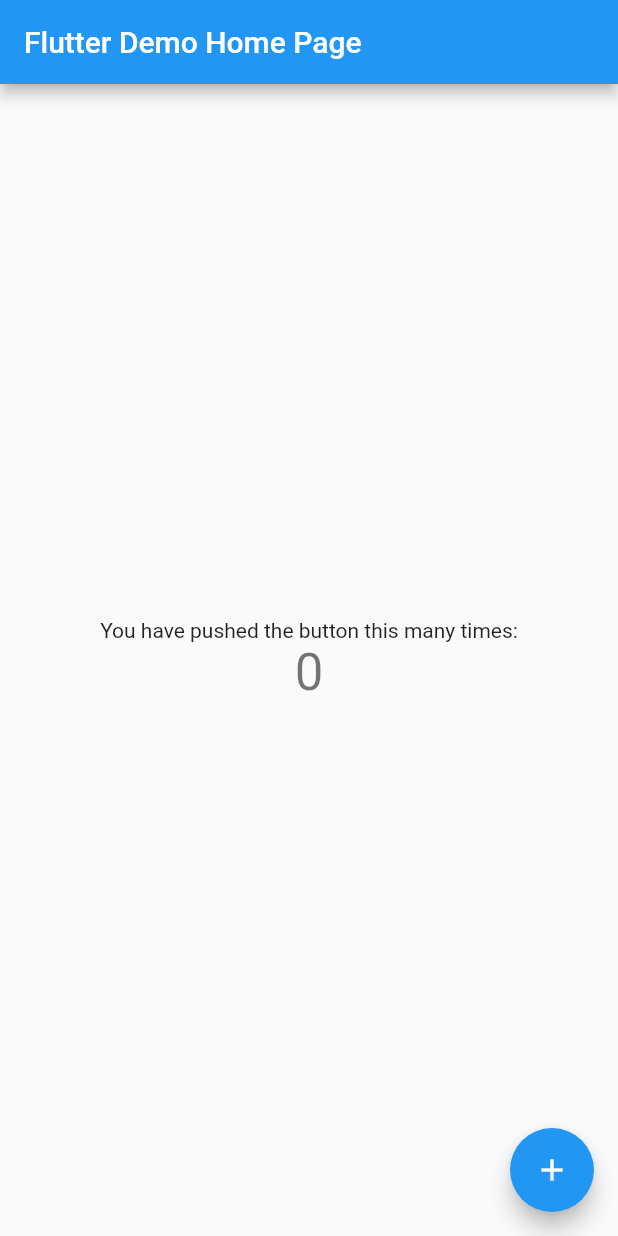
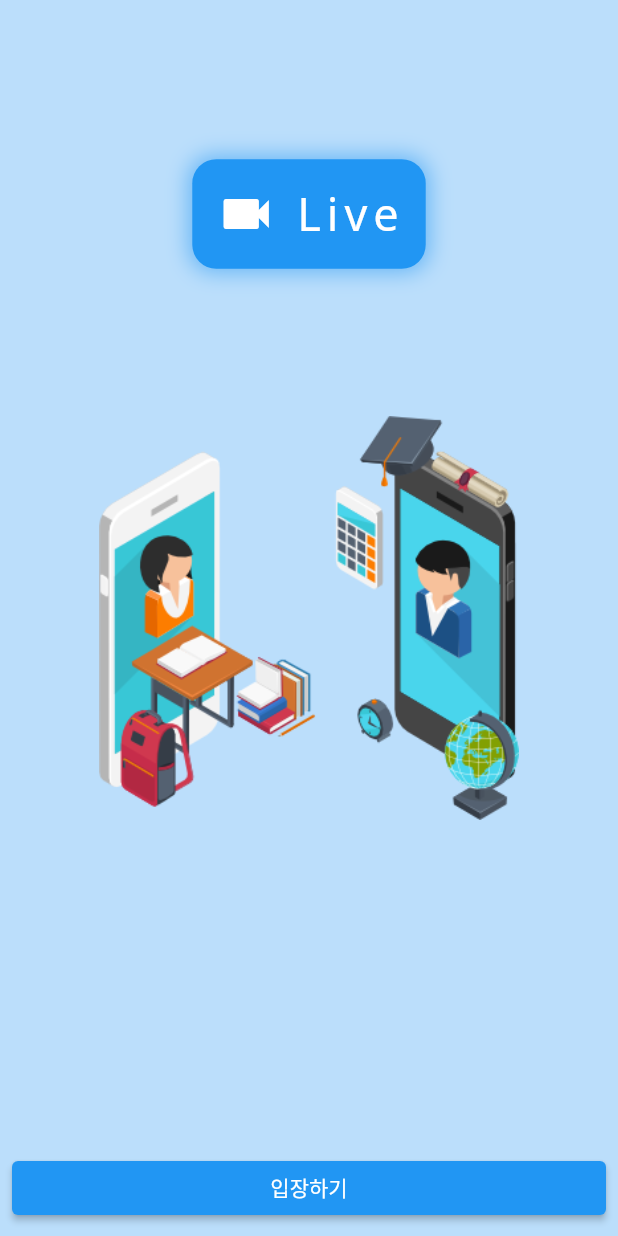
Before and after one commit to Bullets-jyr/video_call, a Flutter app: the screen it shows after launch, on a phone screen of 412 x 824 dp. Run offline on Flutter 3.47's test engine with Material 2 defaults, Android fonts, the phone set to English and light mode, and no system bars.

Commit message:
HomeScreen 설계

```diff
--- a/lib/main.dart
+++ b/lib/main.dart
@@ -1,115 +1,14 @@
 import 'package:flutter/material.dart';
+import 'package:video_call/screen/home_screen.dart';
 
 void main() {
-  runApp(const MyApp());
+  runApp(
+    MaterialApp(
+      debugShowCheckedModeBanner: false,
+      theme: ThemeData(
+        fontFamily: 'NotoSans',
+      ),
+      home: HomeScreen(),
+    ),
+  );
 }
-
-class MyApp extends StatelessWidget {
-  const MyApp({super.key});
-
-  // This widget is the root of your application.
-  @override
-  Widget build(BuildContext context) {
-    return MaterialApp(
-      title: 'Flutter Demo',
-      theme: ThemeData(
-        // This is the theme of your application.
-        //
-        // Try running your application with "flutter run". You'll see the
-        // application has a blue toolbar. Then, without quitting the app, try
-        // changing the primarySwatch below to Colors.green and then invoke
-        // "hot reload" (press "r" in the console where you ran "flutter run",
-        // or simply save your changes to "hot reload" in a Flutter IDE).
-        // Notice that the counter didn't reset back to zero; the application
-        // is not restarted.
-        primarySwatch: Colors.blue,
-      ),
-      home: const MyHomePage(title: 'Flutter Demo Home Page'),
-    );
-  }
-}
-
-class MyHomePage extends StatefulWidget {
-  const MyHomePage({super.key, required this.title});
-
-  // This widget is the home page of your application. It is stateful, meaning
-  // that it has a State object (defined below) that contains fields that affect
-  // how it looks.
-
-  // This class is the configuration for the state. It holds the values (in this
-  // case the title) provided by the parent (in this case the App widget) and
-  // used by the build method of the State. Fields in a Widget subclass are
-  // always marked "final".
-
-  final String title;
-
-  @override
-  State<MyHomePage> createState() => _MyHomePageState();
-}
-
-class _MyHomePageState extends State<MyHomePage> {
-  int _counter = 0;
-
-  void _incrementCounter() {
-    setState(() {
-      // This call to setState tells the Flutter framework that something has
-      // changed in this State, which causes it to rerun the build method below
-      // so that the display can reflect the updated values. If we changed
-      // _counter without calling setState(), then the build method would not be
-      // called again, and so nothing would appear to happen.
-      _counter++;
-    });
-  }
-
-  @override
-  Widget build(BuildContext context) {
-    // This method is rerun every time setState is called, for instance as done
-    // by the _incrementCounter method above.
-    //
-    // The Flutter framework has been optimized to make rerunning build methods
-    // fast, so that you can just rebuild anything that needs updating rather
-    // than having to individually change instances of widgets.
-    return Scaffold(
-      appBar: AppBar(
-        // Here we take the value from the MyHomePage object that was created by
-        // the App.build method, and use it to set our appbar title.
-        title: Text(widget.title),
-      ),
-      body: Center(
-        // Center is a layout widget. It takes a single child and positions it
-        // in the middle of the parent.
-        child: Column(
-          // Column is also a layout widget. It takes a list of children and
-          // arranges them vertically. By default, it sizes itself to fit its
-          // children horizontally, and tries to be as tall as its parent.
-          //
-          // Invoke "debug painting" (press "p" in the console, choose the
-          // "Toggle Debug Paint" action from the Flutter Inspector in Android
-          // Studio, or the "Toggle Debug Paint" command in Visual Studio Code)
-          // to see the wireframe for each widget.
-          //
-          // Column has various properties to control how it sizes itself and
-          // how it positions its children. Here we use mainAxisAlignment to
-          // center the children vertically; the main axis here is the vertical
-          // axis because Columns are vertical (the cross axis would be
-          // horizontal).
-          mainAxisAlignment: MainAxisAlignment.center,
-          children: <Widget>[
-            const Text(
-              'You have pushed the button this many times:',
-            ),
-            Text(
-              '$_counter',
-              style: Theme.of(context).textTheme.headlineMedium,
-            ),
-          ],
-        ),
-      ),
-      floatingActionButton: FloatingActionButton(
-        onPressed: _incrementCounter,
-        tooltip: 'Increment',
-        child: const Icon(Icons.add),
-      ), // This trailing comma makes auto-formatting nicer for build methods.
-    );
-  }
-}
--- /dev/null
+++ b/lib/screen/home_screen.dart
@@ -0,0 +1,103 @@
+import 'package:flutter/material.dart';
+
+class HomeScreen extends StatelessWidget {
+  const HomeScreen({Key? key}) : super(key: key);
+
+  @override
+  Widget build(BuildContext context) {
+    return Scaffold(
+      backgroundColor: Colors.blue[100],
+      body: Padding(
+        padding: const EdgeInsets.all(8.0),
+        child: Column(
+          children: [
+            Expanded(
+              child: _Logo(),
+            ),
+            Expanded(
+              child: _Image(),
+            ),
+            Expanded(
+              child: _Button(),
+            ),
+          ],
+        ),
+      ),
+    );
+  }
+}
+
+class _Logo extends StatelessWidget {
+  const _Logo({Key? key}) : super(key: key);
+
+  @override
+  Widget build(BuildContext context) {
+    return Center(
+      child: Container(
+        decoration: BoxDecoration(
+          color: Colors.blue,
+          borderRadius: BorderRadius.circular(16.0),
+          boxShadow: [
+            BoxShadow(
+              color: Colors.blue[300]!,
+              blurRadius: 12.0,
+              spreadRadius: 2.0,
+            ),
+          ],
+        ),
+        child: Padding(
+          padding: const EdgeInsets.all(16.0),
+          child: Row(
+            mainAxisSize: MainAxisSize.min,
+            children: [
+              Icon(
+                Icons.videocam,
+                color: Colors.white,
+                size: 40.0,
+              ),
+              SizedBox(
+                width: 12.0,
+              ),
+              Text(
+                'Live',
+                style: TextStyle(
+                    color: Colors.white, fontSize: 30.0, letterSpacing: 4.0),
+              ),
+            ],
+          ),
+        ),
+      ),
+    );
+  }
+}
+
+class _Image extends StatelessWidget {
+  const _Image({Key? key}) : super(key: key);
+
+  @override
+  Widget build(BuildContext context) {
+    return Center(
+      child: Image.asset(
+        'asset/img/home_img.png',
+      ),
+    );
+  }
+}
+
+class _Button extends StatelessWidget {
+  const _Button({Key? key}) : super(key: key);
+
+  @override
+  Widget build(BuildContext context) {
+    return Column(
+      mainAxisAlignment: MainAxisAlignment.end,
+      crossAxisAlignment: CrossAxisAlignment.stretch,
+      children: [
+        ElevatedButton(
+          onPressed: () {},
+          child: Text('입장하기'),
+        ),
+      ],
+    );
+  }
+}
```
Also changed, not shown: 1 other file.
